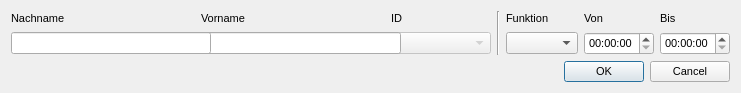
The window that src/updatereportpersonentrydialog.ui (flooklab/Wachdienst-Manager) describes before a commit, drawn with Qt 5.
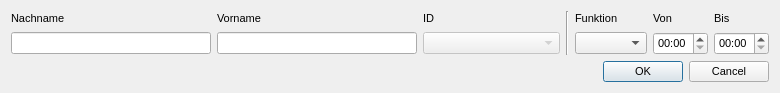
The same window after the commit.

What changed in the file:
```diff
--- a/src/updatereportpersonentrydialog.ui
+++ b/src/updatereportpersonentrydialog.ui
@@ -6,7 +6,7 @@
    <rect>
     <x>0</x>
     <y>0</y>
-    <width>741</width>
+    <width>780</width>
     <height>93</height>
    </rect>
   </property>
@@ -18,13 +18,13 @@
   </property>
   <property name="minimumSize">
    <size>
-    <width>741</width>
+    <width>780</width>
     <height>93</height>
    </size>
   </property>
   <property name="maximumSize">
    <size>
-    <width>741</width>
+    <width>780</width>
     <height>93</height>
    </size>
   </property>
@@ -94,6 +94,9 @@
          <pointsize>8</pointsize>
         </font>
        </property>
+       <property name="displayFormat">
+        <string>HH:mm</string>
+       </property>
       </widget>
      </item>
      <item row="1" column="2">
@@ -103,7 +106,7 @@
        </property>
        <property name="minimumSize">
         <size>
-         <width>100</width>
+         <width>137</width>
          <height>0</height>
         </size>
        </property>
@@ -113,6 +116,9 @@
          <pointsize>8</pointsize>
         </font>
        </property>
+       <property name="sizeAdjustPolicy">
+        <enum>QComboBox::AdjustToContents</enum>
+       </property>
       </widget>
      </item>
      <item row="1" column="5">
@@ -123,6 +129,9 @@
          <pointsize>8</pointsize>
         </font>
        </property>
+       <property name="displayFormat">
+        <string>HH:mm</string>
+       </property>
       </widget>
      </item>
      <item row="1" column="1">
```
